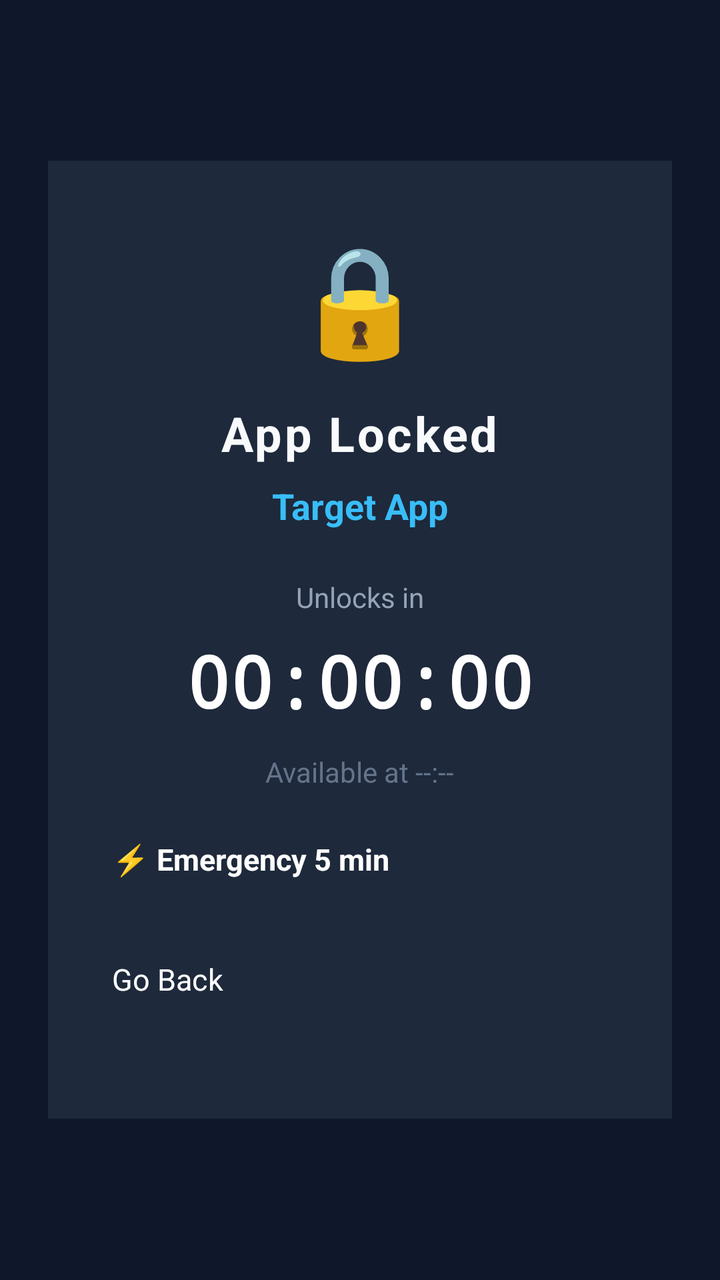
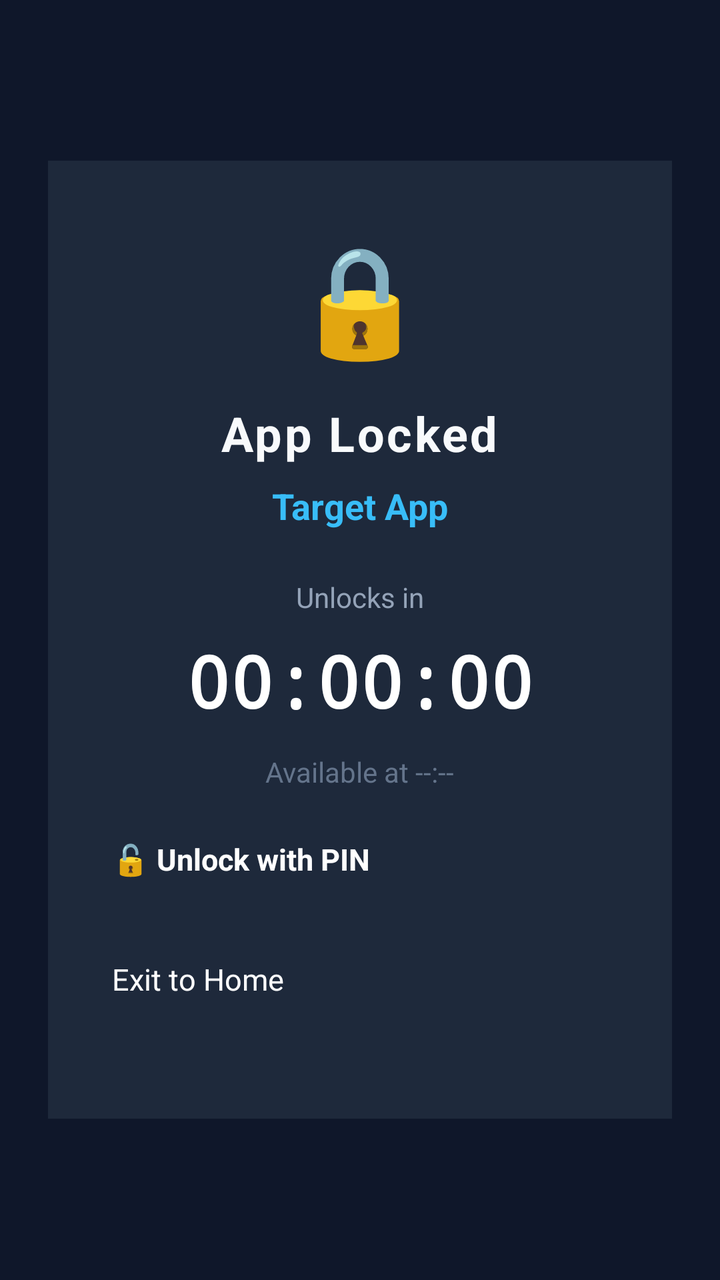

Screens rendered from an Android XML layout before and after an edit, with the pre-edit source and the edit as a unified diff.
<!-- AndroidManifest.xml: activity theme LockOverlayTheme -->
<!-- res/layout/activity_lock_screen.xml -->
<?xml version="1.0" encoding="utf-8"?>
<LinearLayout xmlns:android="http://schemas.android.com/apk/res/android"
    android:layout_width="match_parent"
    android:layout_height="match_parent"
    android:background="#0F172A"
    android:gravity="center"
    android:orientation="vertical"
    android:padding="24dp">

    
    <LinearLayout
        android:layout_width="match_parent"
        android:layout_height="wrap_content"
        android:background="#1E293B"
        android:gravity="center_horizontal"
        android:orientation="vertical"
        android:padding="32dp">

        
        <TextView
            android:layout_width="wrap_content"
            android:layout_height="wrap_content"
            android:text="🔒"
            android:textSize="54sp" />

        <TextView
            android:layout_width="wrap_content"
            android:layout_height="wrap_content"
            android:layout_marginTop="16dp"
            android:letterSpacing="0.05"
            android:text="App Locked"
            android:textColor="#F8FAFC"
            android:textSize="24sp"
            android:textStyle="bold" />

        
        <TextView
            android:id="@+id/tvAppName"
            android:layout_width="wrap_content"
            android:layout_height="wrap_content"
            android:layout_marginTop="8dp"
            android:ellipsize="end"
            android:maxLines="1"
            android:text="Target App"
            android:textColor="#38BDF8"
            android:textSize="18sp"
            android:textStyle="bold" />

        <TextView
            android:layout_width="wrap_content"
            android:layout_height="wrap_content"
            android:layout_marginTop="24dp"
            android:text="Unlocks in"
            android:textColor="#94A3B8"
            android:textSize="14sp" />

        
        <TextView
            android:id="@+id/tvCountdown"
            android:layout_width="wrap_content"
            android:layout_height="wrap_content"
            android:layout_marginTop="8dp"
            android:fontFamily="monospace"
            android:text="00:00:00"
            android:textColor="#FFFFFF"
            android:textSize="36sp"
            android:textStyle="bold" />

        
        <TextView
            android:id="@+id/tvUnlockAt"
            android:layout_width="wrap_content"
            android:layout_height="wrap_content"
            android:layout_marginTop="12dp"
            android:text="Available at --:--"
            android:textColor="#64748B"
            android:textSize="14sp" />

        
        <Button
            android:id="@+id/btnEmergencyUnlock"
            android:layout_width="match_parent"
            android:layout_height="48dp"
            android:layout_marginTop="24dp"
            android:backgroundTint="#F59E0B"
            android:text="⚡ Emergency 5 min"
            android:textAllCaps="false"
            android:textColor="#FFFFFF"
            android:textSize="15sp"
            android:textStyle="bold" />

        
        <Button
            android:id="@+id/btnGoBack"
            android:layout_width="match_parent"
            android:layout_height="48dp"
            android:layout_marginTop="12dp"
            android:backgroundTint="#2563EB"
            android:text="Go Back"
            android:textAllCaps="false"
            android:textColor="#FFFFFF"
            android:textSize="15sp" />

    </LinearLayout>

</LinearLayout>
<!-- resources referenced by this layout -->
<resources>
  <style name="LockOverlayTheme" parent="@android:style/Theme.DeviceDefault.NoActionBar">
          <item name="android:windowBackground">#0F172A</item>
          <item name="android:statusBarColor">#0F172A</item>
          <item name="android:navigationBarColor">#0F172A</item>
      </style>
</resources>

<!-- the commit's change to res/layout/activity_lock_screen.xml (unified diff, before → after) -->
@@ -78,12 +78,12 @@
 
         
         <Button
-            android:id="@+id/btnEmergencyUnlock"
+            android:id="@+id/btnUnlockWithPin"
             android:layout_width="match_parent"
             android:layout_height="48dp"
             android:layout_marginTop="24dp"
-            android:backgroundTint="#F59E0B"
-            android:text="⚡ Emergency 5 min"
+            android:backgroundTint="#334155"
+            android:text="🔓 Unlock with PIN"
             android:textAllCaps="false"
             android:textColor="#FFFFFF"
             android:textSize="15sp"
@@ -96,7 +96,7 @@
             android:layout_height="48dp"
             android:layout_marginTop="12dp"
             android:backgroundTint="#2563EB"
-            android:text="Go Back"
+            android:text="Exit to Home"
             android:textAllCaps="false"
             android:textColor="#FFFFFF"
             android:textSize="15sp" />
